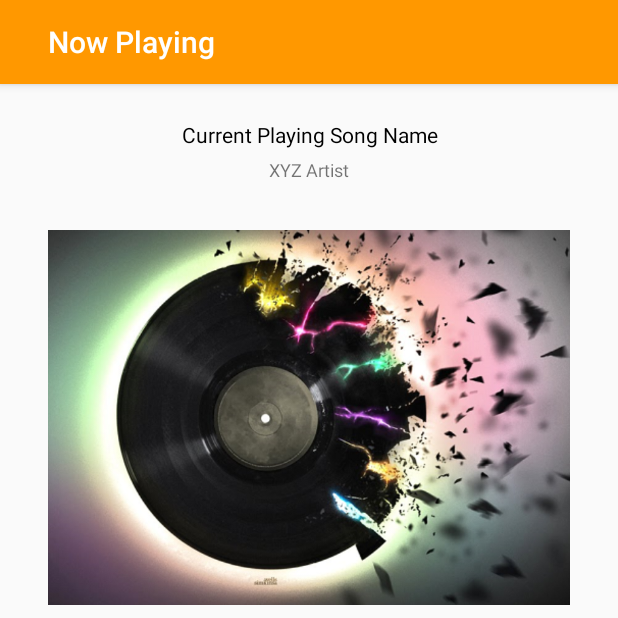
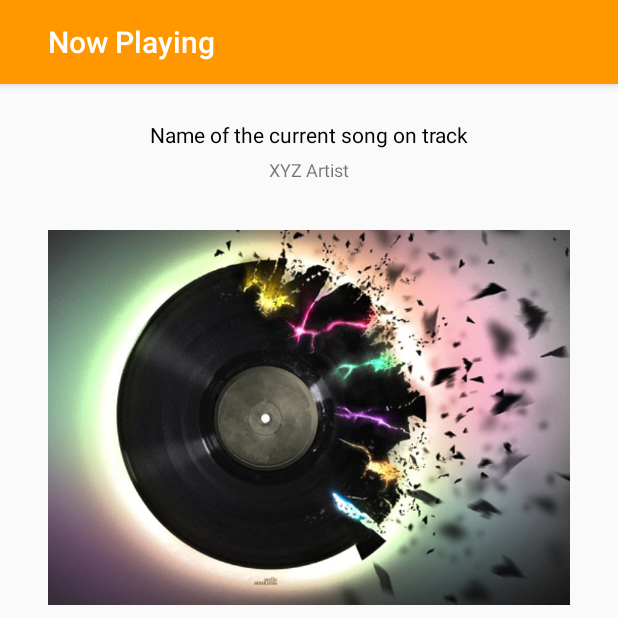
Before and after one commit to denzellfern777/MusicApp, an Android app: the NowPlaying screen opened directly, with no data from a screen before it, on a phone screen of 412 x 824 dp, the top half of it. Run offline under Robolectric (Android 15) with nearby library versions, the phone set to English and light mode, and no system bars; our stand-ins replace ButterKnife.

Commit message:
Final Touchup

```diff
--- a/app/src/main/java/com/app/music/musicapp/AllSongs.java
+++ b/app/src/main/java/com/app/music/musicapp/AllSongs.java
@@ -13,6 +13,7 @@ import butterknife.ButterKnife;
 public class AllSongs extends AppCompatActivity {
     @BindView(R.id.all_songs_back_btn)
     Button Back;
+
     @Override
     protected void onCreate(Bundle savedInstanceState) {
         super.onCreate(savedInstanceState);
--- a/app/src/main/java/com/app/music/musicapp/MainActivity.java
+++ b/app/src/main/java/com/app/music/musicapp/MainActivity.java
@@ -1,11 +1,11 @@
 package com.app.music.musicapp;
 
 import android.content.Intent;
+import android.os.Bundle;
 import android.support.constraint.ConstraintLayout;
 import android.support.v7.app.AppCompatActivity;
-import android.os.Bundle;
+import android.support.v7.widget.Toolbar;
 import android.view.View;
-import android.support.v7.widget.Toolbar;
 import android.widget.LinearLayout;
 
 import butterknife.BindView;
--- a/app/src/main/java/com/app/music/musicapp/Playlist.java
+++ b/app/src/main/java/com/app/music/musicapp/Playlist.java
@@ -13,6 +13,7 @@ import butterknife.ButterKnife;
 public class Playlist extends AppCompatActivity {
     @BindView(R.id.playlist_back_btn)
     Button Back;
+
     @Override
     protected void onCreate(Bundle savedInstanceState) {
         super.onCreate(savedInstanceState);
--- a/app/src/main/java/com/app/music/musicapp/Recents.java
+++ b/app/src/main/java/com/app/music/musicapp/Recents.java
@@ -14,6 +14,7 @@ public class Recents extends AppCompatActivity {
 
     @BindView(R.id.recent_back_btn)
     Button Back;
+
     @Override
     protected void onCreate(Bundle savedInstanceState) {
         super.onCreate(savedInstanceState);
--- a/app/src/main/java/com/app/music/musicapp/Store.java
+++ b/app/src/main/java/com/app/music/musicapp/Store.java
@@ -13,6 +13,7 @@ import butterknife.ButterKnife;
 public class Store extends AppCompatActivity {
     @BindView(R.id.store_back_btn)
     Button Back;
+
     @Override
     protected void onCreate(Bundle savedInstanceState) {
         super.onCreate(savedInstanceState);
--- a/app/src/main/res/layout/activity_now_playing.xml
+++ b/app/src/main/res/layout/activity_now_playing.xml
@@ -14,12 +14,10 @@
 
         <android.support.v7.widget.Toolbar
             android:id="@+id/activity_now_playing_toolbar"
-            android:layout_width="match_parent"
-            android:layout_height="?attr/actionBarSize"
-            android:background="?attr/colorPrimary"
+            style="@style/ToolbarStyle"
             android:gravity="center_horizontal"
             app:popupTheme="@style/AppTheme.PopupOverlay"
-            app:title="@string/now_playing"
+            app:title="@string/title_activity_now_playing"
             app:titleMarginStart="32dp">
 
         </android.support.v7.widget.Toolbar>
@@ -34,14 +32,13 @@
         android:layout_marginLeft="8dp"
         android:layout_marginRight="8dp"
         android:layout_marginStart="8dp"
-        android:layout_marginTop="8dp"
+        android:layout_marginTop="24dp"
         android:gravity="center_horizontal"
         android:paddingEnd="16dp"
         android:paddingLeft="16dp"
         android:paddingRight="16dp"
         android:paddingStart="16dp"
-        android:paddingTop="16dp"
-        android:text="@string/current_playing_song_name"
+        android:text="@string/current_song_title"
         android:textColor="@android:color/black"
         app:layout_constraintEnd_toEndOf="parent"
         app:layout_constraintStart_toStartOf="parent"
@@ -80,10 +77,8 @@
 
     <TextView
         android:id="@+id/now_playing_desc"
-        android:layout_width="match_parent"
-        android:layout_height="wrap_content"
-        android:layout_margin="16dp"
-        android:text="@string/now_playing_desc"
+        style="@style/DescriptionTextViewStyle"
+        android:text="@string/now_playing_description"
         android:textColor="@android:color/black"
         app:layout_constraintTop_toBottomOf="@+id/album_art_iv" />
 
@@ -112,41 +107,31 @@
 
         <ImageView
             android:id="@+id/loop"
-            android:layout_width="wrap_content"
-            android:layout_height="32dp"
-            android:layout_weight="1"
+            style="@style/ControlButtons"
             android:contentDescription="@string/loop_image"
             android:src="@drawable/loop" />
 
         <ImageView
             android:id="@+id/previous"
-            android:layout_width="wrap_content"
-            android:layout_height="32dp"
-            android:layout_weight="1"
+            style="@style/ControlButtons"
             android:contentDescription="@string/previous_image"
             android:src="@drawable/previous" />
 
         <ImageView
             android:id="@+id/play"
-            android:layout_width="wrap_content"
-            android:layout_height="32dp"
-            android:layout_weight="1"
+            style="@style/ControlButtons"
             android:contentDescription="@string/play_image"
             android:src="@drawable/play" />
 
         <ImageView
             android:id="@+id/next"
-            android:layout_width="wrap_content"
-            android:layout_height="32dp"
-            android:layout_weight="1"
+            style="@style/ControlButtons"
             android:contentDescription="@string/next_image"
             android:src="@drawable/next" />
 
         <ImageView
             android:id="@+id/shuffle"
-            android:layout_width="wrap_content"
-            android:layout_height="32dp"
-            android:layout_weight="1"
+            style="@style/ControlButtons"
             android:contentDescription="@string/shuffle_image"
             android:src="@drawable/shuffle" />
 
--- a/app/src/main/res/values/styles.xml
+++ b/app/src/main/res/values/styles.xml
@@ -6,7 +6,6 @@
         <item name="colorPrimary">@color/colorPrimary</item>
         <item name="colorPrimaryDark">@color/colorPrimaryDark</item>
         <item name="colorAccent">@color/colorAccent</item>
-        <item name="android:colorBackground">@color/background_material_light</item>
     </style>
 
     <style name="AppTheme.NoActionBar">
@@ -22,4 +21,53 @@
 
     <style name="AppTheme.NoActionBar.PopupOverlay" parent="ThemeOverlay.AppCompat.Light" />
 
+    <style name="DescriptionTextViewStyle">
+        <item name="android:layout_width">match_parent</item>
+        <item name="android:layout_height">wrap_content</item>
+        <item name="android:layout_margin">16dp</item>
+    </style>
+
+    <style name="BackButtonStyle">
+        <item name="android:layout_width">wrap_content</item>
+        <item name="android:layout_height">wrap_content</item>
+        <item name="android:layout_marginBottom">16dp</item>
+        <item name="android:layout_marginLeft">8dp</item>
+        <item name="android:layout_marginRight">8dp</item>
+    </style>
+
+    <style name="ToolbarStyle">
+        <item name="android:layout_width">match_parent</item>
+        <item name="android:layout_height">?attr/actionBarSize</item>
+        <item name="android:background">?attr/colorPrimary</item>
+    </style>
+
+    <style name="BorderStyle">
+        <item name="android:layout_width">match_parent</item>
+        <item name="android:layout_height">0.3dp</item>
+        <item name="android:layout_marginLeft">8dp</item>
+        <item name="android:layout_marginRight">8dp</item>
+        <item name="android:layout_marginTop">16dp</item>
+    </style>
+
+    <style name="LinearLayoutStyle">
+        <item name="android:layout_width">100dp</item>
+        <item name="android:layout_height">wrap_content</item>
+        <item name="android:layout_marginTop">32dp</item>
+        <item name="android:orientation">vertical</item>
+        <item name="android:padding">0.3dp</item>
+        <item name="android:background">@drawable/border</item>
+    </style>
+
+    <style name="ThumbnailStyle">
+        <item name="android:layout_width">match_parent</item>
+        <item name="android:layout_height">100dp</item>
+        <item name="android:scaleType">centerCrop</item>
+    </style>
+
+    <style name="ControlButtons">
+        <item name="android:layout_width">wrap_content</item>
+        <item name="android:layout_height">32dp</item>
+        <item name="android:layout_weight">1</item>
+    </style>
+
 </resources>
```
Also changed, not shown: app/src/main/res/layout/activity_all_songs.xml (+5 -16 lines), app/src/main/res/layout/activity_main.xml (+20 -53 lines), app/src/main/res/layout/activity_playlist.xml (+5 -16 lines), app/src/main/res/layout/activity_recents.xml (+5 -16 lines), app/src/main/res/layout/activity_store.xml (+5 -16 lines), app/src/main/res/values-v17/styles.xml (added, +22 -0 lines), app/src/main/res/values/strings.xml (+11 -15 lines).
